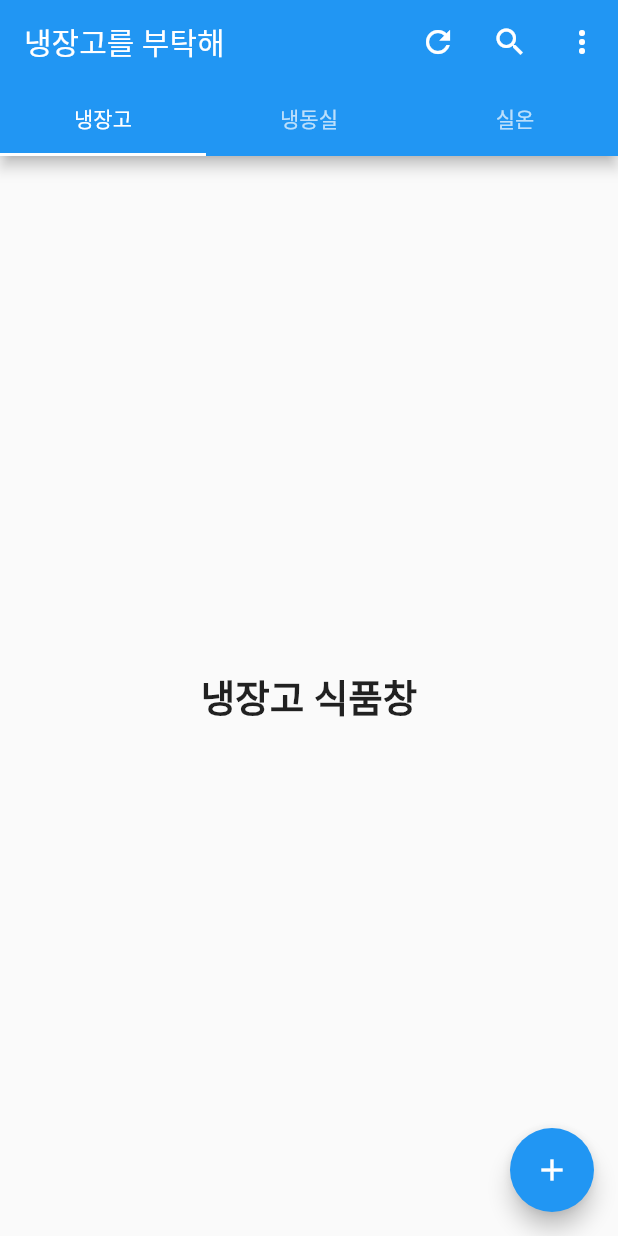
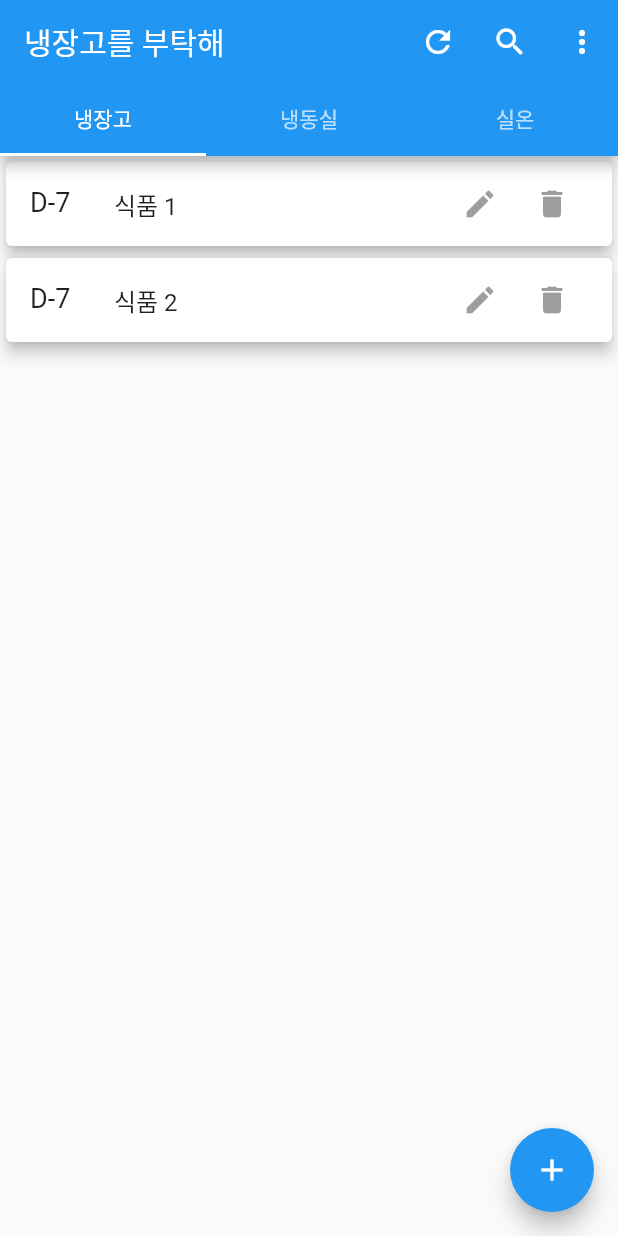
Before and after one commit to kitOpensourceTeam3/front, a Flutter app: the screen it shows after launch, on a phone screen of 412 x 824 dp. Run offline on Flutter 3.47's test engine with Material 2 defaults, Android fonts, the phone set to English and light mode, and no system bars.

Commit message:
[main] 더미데이터 추가

```diff
--- a/lib/main.dart
+++ b/lib/main.dart
@@ -16,13 +16,21 @@ class MyApp extends StatefulWidget {
   _HomeScreenState createState() => _HomeScreenState();
 }
 
-class _HomeScreenState extends State<MyApp> with SingleTickerProviderStateMixin {
+class _HomeScreenState extends State<MyApp>
+    with SingleTickerProviderStateMixin {
   late TabController controller;
+  List<NewTile> fridgeTiles = []; //아마 냉장실 리스트타일들 관리하는 리스트
 
   @override
   void initState() {
     super.initState();
     controller = TabController(length: 3, vsync: this);
+  }
+
+  void deleteTile(NewTile tile) {
+    setState(() {
+      fridgeTiles.remove(tile);
+    });
   }
 
   @override
@@ -34,7 +42,7 @@ class _HomeScreenState extends State<MyApp> with SingleTickerProviderStateMixin
             title: const Text('냉장고를 부탁해'),
             actions: <Widget>[
               IconButton(
-                icon: const Icon(Icons.refresh), //돋보기. 추가 기능 구현 필요
+                icon: const Icon(Icons.refresh), //화면refresh. 추가 기능 구현 필요
                 onPressed: () {},
               ),
               IconButton(
@@ -42,7 +50,7 @@ class _HomeScreenState extends State<MyApp> with SingleTickerProviderStateMixin
                 onPressed: () {},
               ),
               IconButton(
-                icon: const Icon(Icons.more_vert), // Three-dot icon for more options
+                icon: const Icon(Icons.more_vert), // 추가기능 구현 필요
                 onPressed: () {},
               ),
             ],
@@ -58,25 +66,24 @@ class _HomeScreenState extends State<MyApp> with SingleTickerProviderStateMixin
           //add........................
           body: TabBarView(
             controller: controller,
-            children: const <Widget>[
-              Center(
-                child: Text(
-                  '냉장고 식품창',
-                  style: TextStyle(fontSize: 25, fontWeight: FontWeight.bold),
-                ),
+            children: <Widget>[
+              // 냉장고 탭
+              ListView(
+                children: <Widget>[
+                  NewTile(remainingDays: 'D-7', foodName: '식품 1'),
+                  NewTile(remainingDays: 'D-7', foodName: '식품 2')
+                ],
               ),
-              Center(
-                child: Text(
-                  '냉동고 식품창',
-                  style: TextStyle(fontSize: 25, fontWeight: FontWeight.bold),
-                ),
+
+              // 냉동실 탭
+              ListView(
+                children: <Widget>[],
               ),
-              Center(
-                child: Text(
-                  '실온 식품창',
-                  style: TextStyle(fontSize: 25, fontWeight: FontWeight.bold),
-                ),
-              )
+
+              // 실온 탭
+              ListView(
+                children: <Widget>[],
+              ),
             ],
           ),
           floatingActionButton: Builder(
@@ -85,13 +92,60 @@ class _HomeScreenState extends State<MyApp> with SingleTickerProviderStateMixin
                 // AddFoodScreen으로 화면 전환
                 Navigator.push(
                   context,
-                  MaterialPageRoute(builder: (context) => const FoodListScreen()),
+                  MaterialPageRoute(
+                      builder: (context) => const FoodListScreen()),
                 );
               },
-              child: const Icon(Icons.add), // '+' 아이콘
+              child: const Icon(Icons.add),
             ),
           ),
           floatingActionButtonLocation: FloatingActionButtonLocation.endFloat,
         ));
   }
 }
+
+class NewTile extends StatelessWidget {
+  final String remainingDays;
+  final String foodName;
+  final Function()? onEdit;
+  final Function()? onDelete;
+
+  NewTile({
+    required this.remainingDays,
+    required this.foodName,
+    this.onEdit,
+    this.onDelete,
+  });
+
+  @override
+  Widget build(BuildContext context) {
+    return Card(
+      elevation: 4,
+      child: ListTile(
+        title: Text(foodName),
+        leading: Row(
+          mainAxisSize: MainAxisSize.min,
+          children: <Widget>[
+            Text(
+              remainingDays,
+              style: TextStyle(fontSize: 18),
+            ),
+          ],
+        ),
+        trailing: Row(
+          mainAxisSize: MainAxisSize.min,
+          children: <Widget>[
+            IconButton(
+              icon: Icon(Icons.edit),
+              onPressed: onEdit,
+            ),
+            IconButton(
+              icon: Icon(Icons.delete),
+              onPressed: onDelete,
+            ),
+          ],
+        ),
+      ),
+    );
+  }
+}
```
